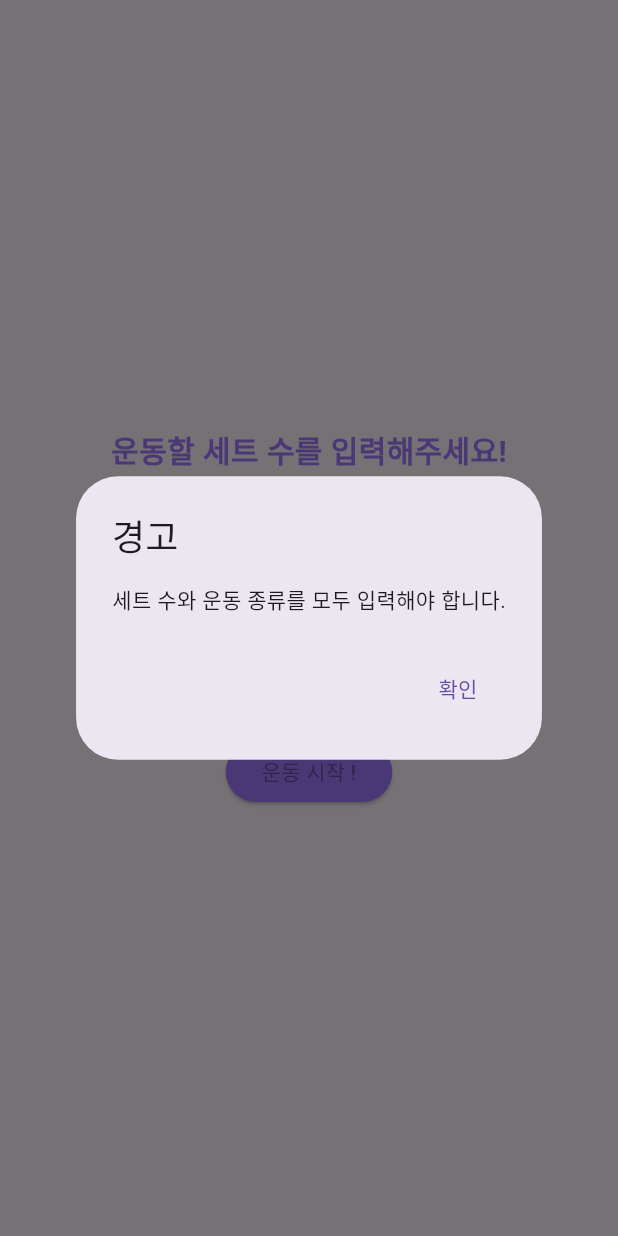
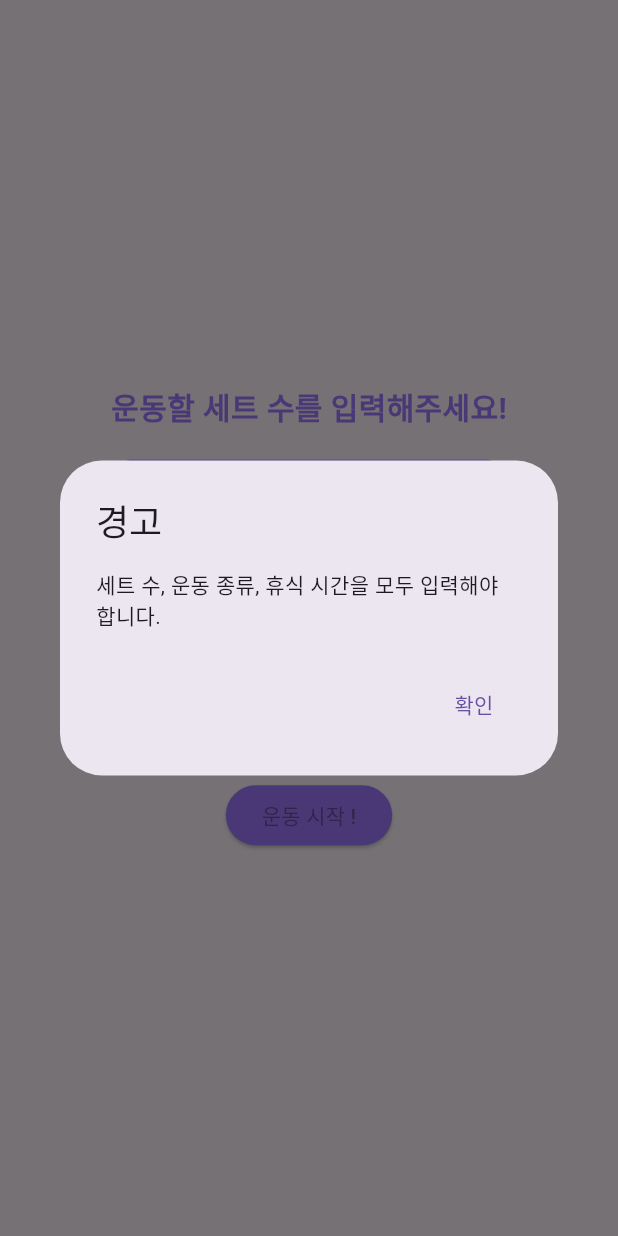
Before and after one commit to KwonMingi/nodevice_besports, a Flutter app: the ExerciseScreen screen opened directly, after a tap on "운동 시작 !", on a phone screen of 412 x 824 dp. Run offline on Flutter 3.47's test engine with Material 3 defaults, Android fonts, the phone set to English and light mode, and no system bars; our stand-ins replace cloud_firestore, curved_navigation_bar, firebase_auth, firebase_core, flutter_riverpod, flutter_secure_storage and 6 more; missing offline and left inert: encrypt; accounts and stored records are empty.

Commit message:
add restTime

```diff
--- a/nodevice/lib/ui/screens/exercise_record/exercise_screen.dart
+++ b/nodevice/lib/ui/screens/exercise_record/exercise_screen.dart
@@ -16,31 +16,36 @@ class _ExerciseScreenState extends State<ExerciseScreen> {
   final TextEditingController _setCountController = TextEditingController();
   final TextEditingController _exerciseTypeController =
       TextEditingController(); // 운동 종류를 위한 컨트롤러
+  final TextEditingController _restTimeController = TextEditingController();
 
   int setCount = 0;
 
   void _handleExerciseStart() {
     // 세트 수와 운동 종류가 모두 입력되었는지 확인
     if (_setCountController.text.isEmpty ||
-        _exerciseTypeController.text.isEmpty) {
+        _exerciseTypeController.text.isEmpty ||
+        _restTimeController.text.isEmpty) {
       // 하나라도 입력되지 않았을 경우, 경고 메시지 표시
       showDialog(
         context: context,
         builder: (BuildContext context) {
           return const ErrDialog(
-            errMessage: '세트 수와 운동 종류를 모두 입력해야 합니다.',
+            errMessage: '세트 수, 운동 종류, 휴식 시간을 모두 입력해야 합니다.',
           );
         },
       );
     } else {
       // 모두 입력되었을 경우, 다음 화면으로 이동
+      int restTime = int.tryParse(_restTimeController.text) ?? 0;
       GoRouter.of(context).replace('/record', extra: {
         'setCount': int.tryParse(_setCountController.text) ?? 0,
-        'exerciseType': _exerciseTypeController.text
+        'exerciseType': _exerciseTypeController.text,
+        'restTime': restTime, // 휴식 시간을 int 값으로 전달
       }).then((_) {
         // 화면 이동 후 텍스트 필드 초기화
         _setCountController.clear();
         _exerciseTypeController.clear();
+        _restTimeController.clear(); // 휴식 시간 필드도 초기화
       });
     }
   }
@@ -76,6 +81,12 @@ class _ExerciseScreenState extends State<ExerciseScreen> {
               height: s.rSize("height", 70),
               width: s.rSize("height", 300),
             ),
+            SizedCustomTextField(
+              controller: _restTimeController,
+              labelText: '휴식시간',
+              height: s.rSize("height", 70),
+              width: s.rSize("height", 300),
+            ),
             const SizedBox(height: 20),
             ElevatedButton(
               onPressed: () {
--- a/nodevice/lib/ui/screens/exercise_record/record_view_model.dart
+++ b/nodevice/lib/ui/screens/exercise_record/record_view_model.dart
@@ -19,10 +19,7 @@ class RecordViewModel {
 
   UserData get user => _user;
 
-  RecordViewModel(
-      {required int setCount,
-      required String exerciseType,
-      required String uid})
+  RecordViewModel({required int setCount, required String exerciseType})
       : _exerciseType = exerciseType,
         _setCount = setCount {
     nowDate = DateFormat('yyyy-MM-dd').format(DateTime.now());
```
Also changed, not shown: nodevice/lib/common/app_router.dart (+12 -3 lines), nodevice/lib/ui/screens/exercise_record/record_screen.dart (+23 -11 lines), nodevice/lib/ui/widgets/rest_time_modal.dart (added, +78 -0 lines).
